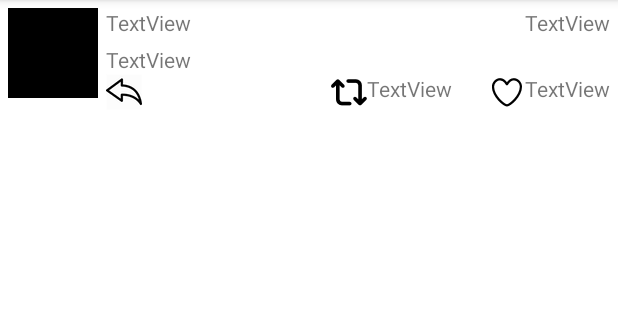
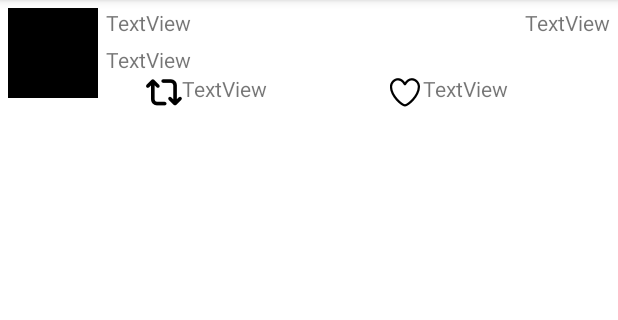
Before and after one commit to muhammad-younis/MuhammadTwitter, an Android app: the TweetDetailsActivity screen opened directly, with no data from a screen before it, on a phone screen of 412 x 824 dp, the part 84-404 px from its top. Run offline under Robolectric (Android 15) with nearby library versions, the phone set to English and light mode, and no system bars; libraries missing offline, so code that uses them is left out: org.parceler; pictures from the network do not load; 7 statements that could not run were skipped.

Commit message:
added icon and style changes

```diff
--- a/app/src/main/AndroidManifest.xml
+++ b/app/src/main/AndroidManifest.xml
@@ -10,7 +10,7 @@
     <application
         android:name=".TwitterApp"
         android:allowBackup="true"
-        android:icon="@drawable/ic_launcher"
+        android:icon="@drawable/ic_launcher_twitter2"
         android:label="@string/app_name"
         android:theme="@style/AppTheme">
         <activity
--- a/app/src/main/java/com/codepath/apps/restclienttemplate/TweetAdapter.java
+++ b/app/src/main/java/com/codepath/apps/restclienttemplate/TweetAdapter.java
@@ -48,7 +48,7 @@ public class TweetAdapter extends RecyclerView.Adapter<TweetAdapter.ViewHolder>{
         Tweet tweet = mTweets.get(position);
 
         // populate each of the views, with their data
-        holder.tvUsername.setText(tweet.user.name);
+        holder.tvUsername.setText(tweet.user.screenName);
         holder.tvBody.setText(tweet.body);
         holder.tvTimestamp.setText(tweet.createdAt);
 
--- a/app/src/main/res/layout/activity_tweet_details.xml
+++ b/app/src/main/res/layout/activity_tweet_details.xml
@@ -53,29 +53,20 @@
         android:id="@+id/ibFavorite"
         android:layout_width="wrap_content"
         android:layout_height="wrap_content"
+        android:layout_alignParentEnd="true"
         android:layout_below="@+id/tvBody"
+        android:layout_marginEnd="130dp"
         android:layout_marginTop="-5dp"
-        android:layout_toStartOf="@+id/tvTimestamp"
         android:background="@android:color/white"
         app:srcCompat="@drawable/ic_vector_heart_stroke" />
-
-    <ImageButton
-        android:id="@+id/ibReply"
-        android:background="@android:color/white"
-        android:layout_width="wrap_content"
-        android:layout_height="wrap_content"
-        android:layout_alignStart="@+id/tvUsername"
-        android:layout_below="@+id/tvBody"
-        android:layout_marginTop="-5dp"
-        app:srcCompat="@drawable/reply" />
 
     <ImageButton
         android:id="@+id/ibRetweet"
         android:layout_width="wrap_content"
         android:layout_height="wrap_content"
-        android:layout_alignParentEnd="true"
+        android:layout_alignParentStart="true"
         android:layout_below="@+id/tvBody"
-        android:layout_marginEnd="167dp"
+        android:layout_marginStart="97dp"
         android:layout_marginTop="-5dp"
         android:background="@android:color/white"
         app:srcCompat="@drawable/ic_vector_retweet" />
@@ -85,7 +76,6 @@
         android:layout_width="wrap_content"
         android:layout_height="wrap_content"
         android:layout_below="@+id/tvBody"
-        android:layout_marginStart="-167dp"
         android:layout_marginTop="-5dp"
         android:layout_toEndOf="@+id/ibRetweet"
         android:text="TextView" />
@@ -94,8 +84,9 @@
         android:id="@+id/tvFavCount"
         android:layout_width="wrap_content"
         android:layout_height="wrap_content"
-        android:layout_alignStart="@+id/tvTimestamp"
         android:layout_below="@+id/tvBody"
+        android:layout_marginStart="-130dp"
         android:layout_marginTop="-5dp"
+        android:layout_toEndOf="@+id/ibFavorite"
         android:text="TextView" />
 </RelativeLayout>
```
Also changed, not shown: app/src/main/res/drawable-hdpi/ic_launcher.png (deleted), app/src/main/res/drawable-hdpi/ic_launcher_twitter.png (added), app/src/main/res/drawable-hdpi/ic_launcher_twitter2.png (added), 2 other files.
